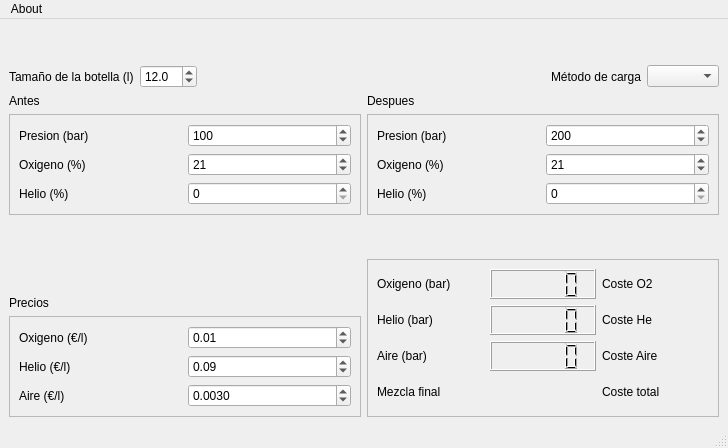
The window that form.ui (avances123/gasblender) describes before a commit, drawn with Qt 5.
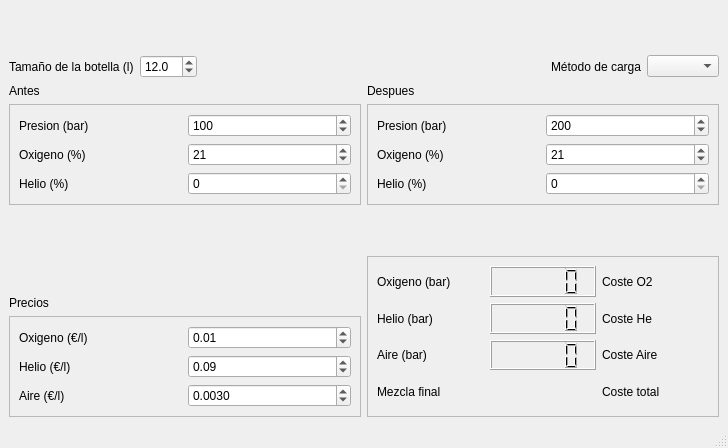
The same window after the commit.

```diff
--- a/form.ui
+++ b/form.ui
@@ -446,22 +446,6 @@
    </layout>
   </widget>
   <widget class="QStatusBar" name="statusbar"/>
-  <widget class="QMenuBar" name="menuBar">
-   <property name="geometry">
-    <rect>
-     <x>0</x>
-     <y>0</y>
-     <width>728</width>
-     <height>23</height>
-    </rect>
-   </property>
-   <widget class="QMenu" name="menuAbout">
-    <property name="title">
-     <string>About</string>
-    </property>
-   </widget>
-   <addaction name="menuAbout"/>
-  </widget>
  </widget>
  <resources/>
  <connections/>
```
